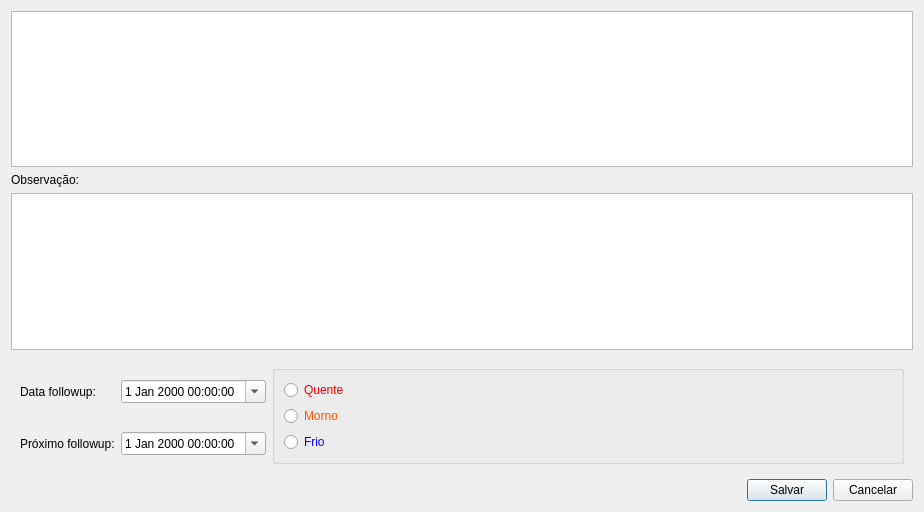
Above: ui/followup.ui from darktorres/ERP-STACCATO before the change. Below: the same form after it.
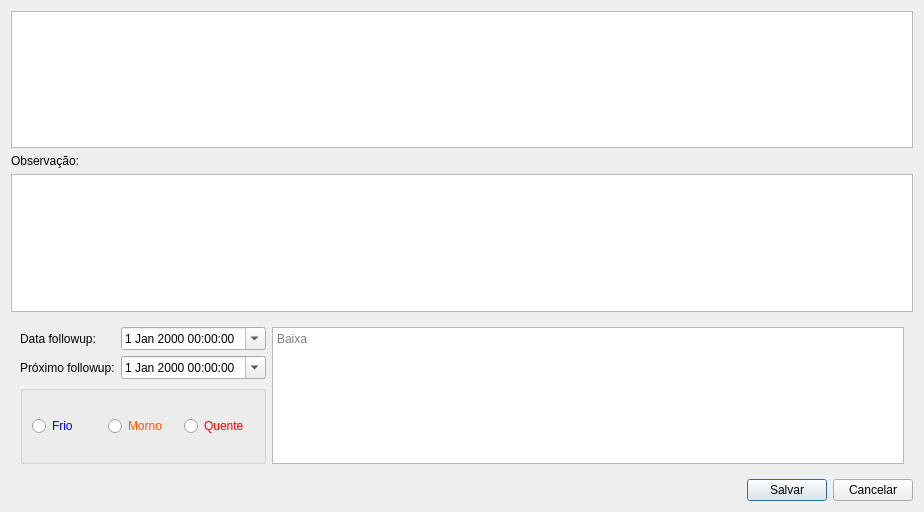
That is the form after the change. Custom widgets are drawn as their Qt base class.

Commit message: Mostrar dados da baixa do orçamento na tela de followup

Patch:
```diff
--- a/ui/followup.ui
+++ b/ui/followup.ui
@@ -71,26 +71,6 @@
    <item row="3" column="0" colspan="2">
     <widget class="QFrame" name="frameOrcamento">
      <layout class="QGridLayout" name="gridLayout">
-      <item row="1" column="1">
-       <widget class="QDateTimeEdit" name="dateFollowup">
-        <property name="sizePolicy">
-         <sizepolicy hsizetype="Maximum" vsizetype="Fixed">
-          <horstretch>0</horstretch>
-          <verstretch>0</verstretch>
-         </sizepolicy>
-        </property>
-        <property name="calendarPopup">
-         <bool>true</bool>
-        </property>
-       </widget>
-      </item>
-      <item row="2" column="0">
-       <widget class="QLabel" name="label_3">
-        <property name="text">
-         <string>Próximo followup:</string>
-        </property>
-       </widget>
-      </item>
       <item row="2" column="1">
        <widget class="QDateTimeEdit" name="dateProxFollowup">
         <property name="calendarPopup">
@@ -111,39 +91,93 @@
         </property>
        </widget>
       </item>
-      <item row="1" column="2" rowspan="2">
+      <item row="1" column="1">
+       <widget class="QDateTimeEdit" name="dateFollowup">
+        <property name="sizePolicy">
+         <sizepolicy hsizetype="Maximum" vsizetype="Fixed">
+          <horstretch>0</horstretch>
+          <verstretch>0</verstretch>
+         </sizepolicy>
+        </property>
+        <property name="calendarPopup">
+         <bool>true</bool>
+        </property>
+       </widget>
+      </item>
+      <item row="2" column="0">
+       <widget class="QLabel" name="label_3">
+        <property name="text">
+         <string>Próximo followup:</string>
+        </property>
+       </widget>
+      </item>
+      <item row="3" column="0" colspan="2">
        <widget class="QGroupBox" name="groupBox">
         <property name="title">
          <string/>
         </property>
-        <layout class="QGridLayout" name="gridLayout_2">
-         <item row="0" column="0">
-          <widget class="QRadioButton" name="radioButtonQuente">
-           <property name="styleSheet">
-            <string notr="true">color: rgb(255, 0, 0);</string>
-           </property>
-           <property name="text">
-            <string>Quente</string>
-           </property>
-          </widget>
-         </item>
-         <item row="1" column="0">
-          <widget class="QRadioButton" name="radioButtonMorno">
-           <property name="styleSheet">
-            <string notr="true">color: rgb(255, 85, 0);</string>
-           </property>
-           <property name="text">
-            <string>Morno</string>
-           </property>
-          </widget>
-         </item>
-         <item row="2" column="0">
+        <layout class="QHBoxLayout" name="horizontalLayout_2">
+         <item>
           <widget class="QRadioButton" name="radioButtonFrio">
            <property name="styleSheet">
             <string notr="true">color: rgb(0, 0, 255);</string>
            </property>
            <property name="text">
             <string>Frio</string>
+           </property>
+          </widget>
+         </item>
+         <item>
+          <widget class="QRadioButton" name="radioButtonMorno">
+           <property name="styleSheet">
+            <string notr="true">color: rgb(255, 85, 0);</string>
+           </property>
+           <property name="text">
+            <string>Morno</string>
+           </property>
+          </widget>
+         </item>
+         <item>
+          <widget class="QRadioButton" name="radioButtonQuente">
+           <property name="styleSheet">
+            <string notr="true">color: rgb(255, 0, 0);</string>
+           </property>
+           <property name="text">
+            <string>Quente</string>
+           </property>
+          </widget>
+         </item>
+        </layout>
+       </widget>
+      </item>
+      <item row="1" column="2" rowspan="3">
+       <widget class="QFrame" name="frameBaixa">
+        <property name="frameShape">
+         <enum>QFrame::NoFrame</enum>
+        </property>
+        <property name="frameShadow">
+         <enum>QFrame::Plain</enum>
+        </property>
+        <layout class="QGridLayout" name="gridLayout_2">
+         <property name="leftMargin">
+          <number>0</number>
+         </property>
+         <property name="topMargin">
+          <number>0</number>
+         </property>
+         <property name="rightMargin">
+          <number>0</number>
+         </property>
+         <property name="bottomMargin">
+          <number>0</number>
+         </property>
+         <item row="0" column="0">
+          <widget class="QPlainTextEdit" name="plainTextEditBaixa">
+           <property name="readOnly">
+            <bool>true</bool>
+           </property>
+           <property name="placeholderText">
+            <string>Baixa</string>
            </property>
           </widget>
          </item>
```
The commit also changes 2 other files.
